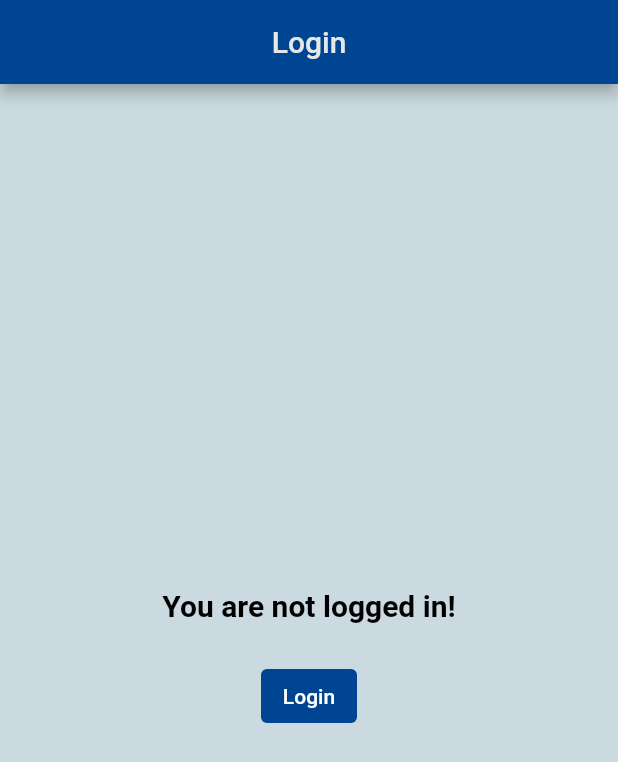
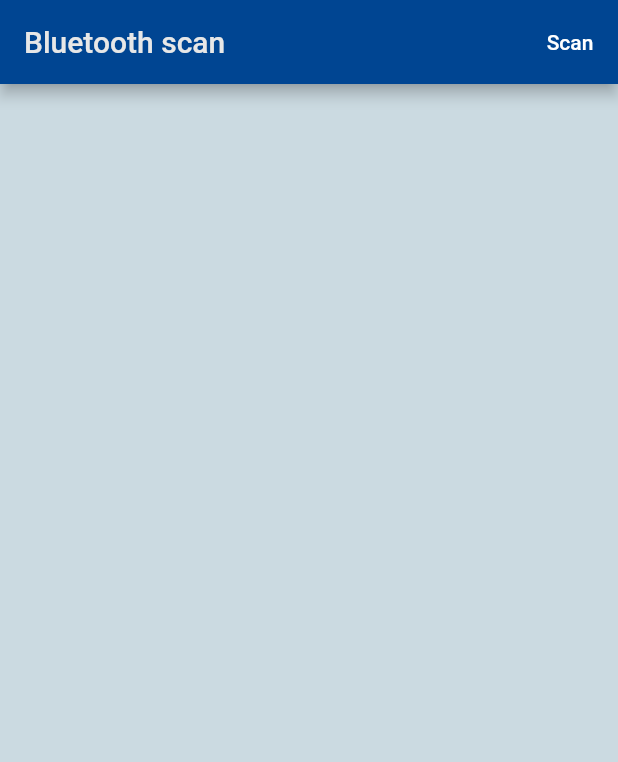
Before and after one commit to darko1551/irrigation_app, a Flutter app: the screen it shows after launch, on a phone screen of 412 x 824 dp. Shown: the top 762 px of the screen. Run offline on Flutter 3.47's test engine with Material 2 defaults, Android fonts, the phone set to English and light mode, and no system bars; our stand-ins replace connectivity_plus, dio, flutter_blue_plus, flutter_map, geolocator, get and 4 more; missing offline and left inert: app_settings, flutter_appauth, qr_code_scanner; accounts and stored records are empty; generated files the repository leaves out were written again.

Commit message:
Bluetooth commands

```diff
--- /dev/null
+++ b/lib/constants/bluetooth_constants.dart
@@ -0,0 +1,5 @@
+class BluetoothConstants {
+  static const String RX_SERVICE_UUID = "6e400001-b5a3-f393-e0a9-e50e24dcca9e";
+  static const String RX_CHAR_UUID = "6e400002-b5a3-f393-e0a9-e50e24dcca9e";
+  static const String TX_CHAR_UUID = "6e400003-b5a3-f393-e0a9-e50e24dcca9e";
+}
--- /dev/null
+++ b/lib/feature/bluetooth/page/bluetooth_scan_page.dart
@@ -0,0 +1,140 @@
+import 'package:flutter/material.dart';
+import 'package:get/get.dart';
+import 'package:irrigation/feature/bluetooth/page/bluetooth_device_page.dart';
+import 'package:irrigation/feature/bluetooth/widgets/bluetooth_list_item_widget.dart';
+import 'package:flutter_gen/gen_l10n/app_localizations.dart';
+import 'package:flutter_blue_plus/flutter_blue_plus.dart';
+import 'package:app_settings/app_settings.dart';
+
+class BluetoothScanPage extends StatefulWidget {
+  const BluetoothScanPage({super.key});
+
+  @override
+  State<BluetoothScanPage> createState() => _BluetoothScanPageState();
+}
+
+class _BluetoothScanPageState extends State<BluetoothScanPage> {
+  late AppLocalizations localization;
+  late FlutterBluePlus flutterBluePlus;
+  bool scanning = false;
+
+  @override
+  void initState() {
+    flutterBluePlus = FlutterBluePlus.instance;
+    disabledBluetoothSnackbar();
+    super.initState();
+  }
+
+  final noBluetoothSnackbar = SnackBar(
+    content: const Column(
+      children: [
+        Text(
+          "Bluetooth disabled",
+          style: TextStyle(
+            fontWeight: FontWeight.bold,
+          ),
+        ),
+        Text("Open bluetooth settings!"),
+      ],
+    ),
+    action: SnackBarAction(
+      label: "Settings",
+      onPressed: () {
+        AppSettings.openBluetoothSettings();
+      },
+    ),
+  );
+
+  disabledBluetoothSnackbar() async {
+    if (!await flutterBluePlus.isOn) {
+      if (mounted) {
+        ScaffoldMessenger.of(context).showSnackBar(noBluetoothSnackbar);
+      }
+    }
+  }
+
+  scanDevices() async {
+    setState(() {
+      scanning = true;
+    });
+    flutterBluePlus
+        .startScan(timeout: const Duration(seconds: 10))
+        .whenComplete(() => setState(() {
+              scanning = false;
+            }));
+  }
+
+  @override
+  Widget build(BuildContext context) {
+    localization = AppLocalizations.of(context)!;
+    return Scaffold(
+      //drawer: const DrawerWidget(),
+      appBar: AppBar(
+        title: Text(localization.bluetoothScan),
+        actions: [
+          StreamBuilder(
+            stream: flutterBluePlus.isScanning,
+            initialData: false,
+            builder: (context, snapshot) {
+              if (snapshot.data == true) {
+                return Container(
+                    padding: const EdgeInsets.all(10),
+                    child: const CircularProgressIndicator());
+              } else {
+                return Container();
+              }
+            },
+          ),
+          TextButton(
+            onPressed: !scanning
+                ? () async {
+                    if (await flutterBluePlus.isOn) {
+                      scanDevices();
+                    } else {
+                      await disabledBluetoothSnackbar();
+                    }
+                  }
+                : null,
+            child: Text(localization.scan),
+          )
+        ],
+      ),
+
+      body: SingleChildScrollView(
+        child: Column(children: [
+          StreamBuilder<List<ScanResult>>(
+            stream: FlutterBluePlus.instance.scanResults,
+            initialData: const [],
+            builder: (context, snapshot) {
+              if (snapshot.hasData) {
+                return Padding(
+                  padding: const EdgeInsets.symmetric(horizontal: 8),
+                  child: Column(
+                      children: snapshot.data!.map((e) {
+                    if (e.device.name.contains("VALVE")) {
+                      return Padding(
+                        padding: const EdgeInsets.all(8.0),
+                        child: GestureDetector(
+                          onTap: () => Get.to(
+                              () => BluetoothDevicePage(device: e.device)),
+                          child: BluetoothListItemWidget(
+                            device: e.device,
+                            rssi: e.rssi,
+                          ),
+                        ),
+                      );
+                    } else {
+                      return Container();
+                    }
+                  }).toList()),
+                );
+              } else {
+                return Container();
+              }
+            },
+          ),
+        ]),
+      ),
+    );
+  }
+}
--- a/lib/l10n/app_en.arb
+++ b/lib/l10n/app_en.arb
@@ -74,5 +74,7 @@
 "language": "Language",
 "login": "Login",
 "unsuccessfullLogin": "Unsuccessful login",
-"notLoggedIn" : "You are not logged in!"
+"notLoggedIn" : "You are not logged in!",
+"bluetoothScan" : "Bluetooth scan",
+"scan" : "Scan"
 }
--- a/lib/l10n/app_hr.arb
+++ b/lib/l10n/app_hr.arb
@@ -74,5 +74,7 @@
 "language": "Jezik",
 "login": "Prijava",
 "unsuccessfullLogin": "Neuspješna prijava",
-"notLoggedIn" : "Niste prijavljeni!"
+"notLoggedIn" : "Niste prijavljeni!",
+"bluetoothScan" : "Bluetooth scan",
+"scan" : "Skeniraj"
 }
--- a/lib/main.dart
+++ b/lib/main.dart
@@ -3,6 +3,7 @@
 import 'package:flutter/material.dart';
 import 'package:flutter_localizations/flutter_localizations.dart';
 import 'package:get/get.dart';
+import 'package:irrigation/feature/bluetooth/page/bluetooth_scan_page.dart';
 import 'package:irrigation/feature/login/login_page.dart';
 import 'package:irrigation/provider/dark_theme_provider.dart';
 import 'package:irrigation/provider/localization_provider.dart';
@@ -104,7 +105,7 @@
       theme: Styles.themeData(
           Provider.of<DarkThemeProvider>(context).darkTheme, context),
       locale: Provider.of<LocalizationProvider>(context).locale,
-      home: const LoginPage(),
+      home: const BluetoothScanPage(),
     );
   }
 }
--- a/pubspec.yaml
+++ b/pubspec.yaml
@@ -61,6 +61,8 @@
   oauth2_client: ^3.2.1
   uni_links: ^0.5.1
   flutter_appauth: ^4.2.1
+  app_settings: ^4.2.0
+  flutter_blue_plus: ^1.4.0
 
 
 dev_dependencies:
```
Also changed, not shown: lib/feature/bluetooth/page/bluetooth_device_page.dart (added, +271 -0 lines), lib/feature/bluetooth/widgets/bluetooth_list_item_widget.dart (added, +43 -0 lines), lib/feature/home/widget/drawer_widget.dart (+8 -0 lines), pubspec.lock, 1 other file.
